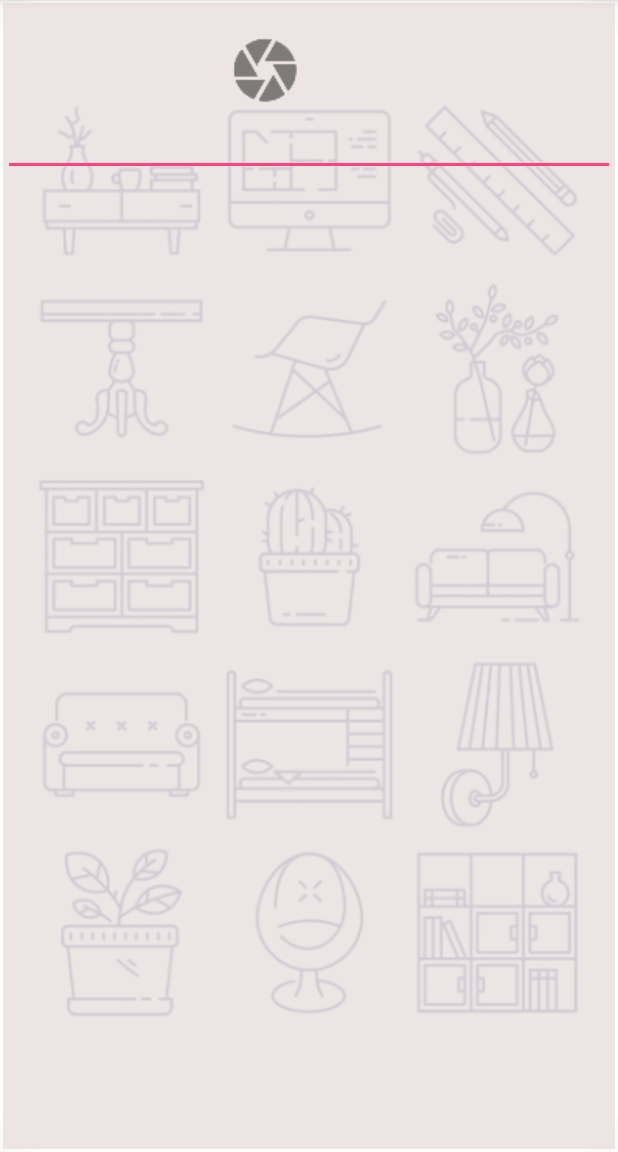
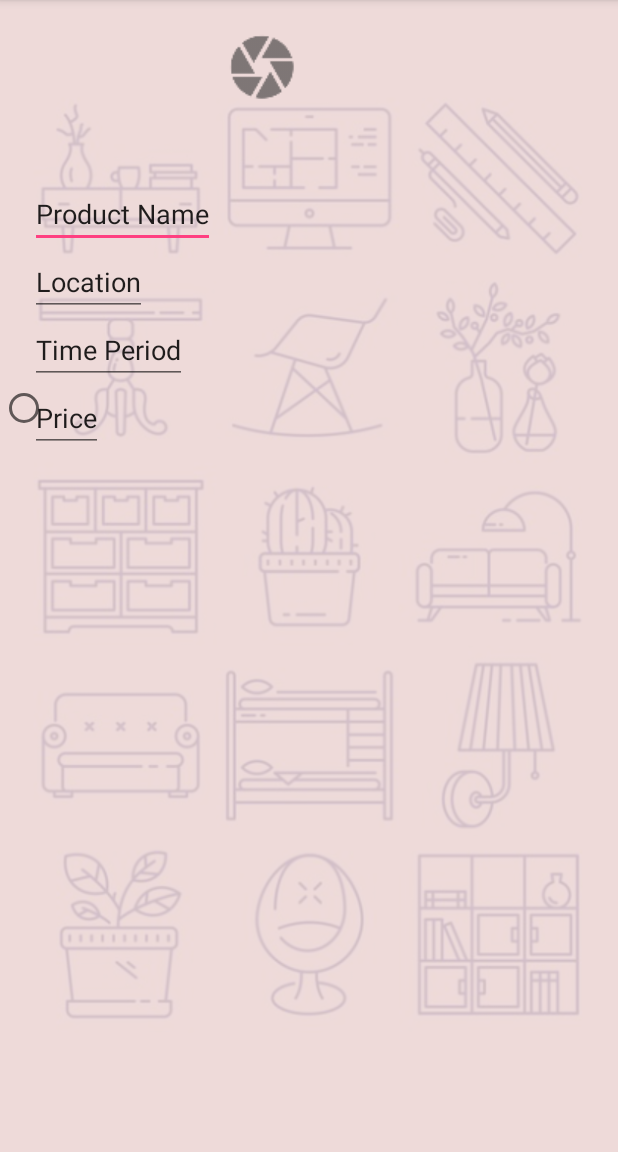
Before and after one commit to SamneetBal/MyApplication7, an Android app: the fragment RentFragment shown on its own in the app's theme, on a phone screen of 412 x 824 dp, the part 84-1236 px from its top. Run offline under Robolectric (Android 15) with nearby library versions, the phone set to English and light mode, and no system bars.

Commit message:
25 april

```diff
--- a/app/src/main/AndroidManifest.xml
+++ b/app/src/main/AndroidManifest.xml
@@ -22,7 +22,8 @@
         <activity android:name=".Phone" />
         <activity
             android:name=".Home"
-            android:label="@string/title_activity_home"></activity>
+            android:label="@string/title_activity_home" />
+        <activity android:name="com.example.admin.myapplication.startingpage"></activity>
     </application>
 
 </manifest>
--- a/app/src/main/res/layout/fragment_rent.xml
+++ b/app/src/main/res/layout/fragment_rent.xml
@@ -1,48 +1,99 @@
-<FrameLayout xmlns:android="http://schemas.android.com/apk/res/android"
+<?xml version="1.0" encoding="utf-8"?>
+<RelativeLayout xmlns:android="http://schemas.android.com/apk/res/android"
     xmlns:tools="http://schemas.android.com/tools"
     android:layout_width="match_parent"
     android:layout_height="match_parent"
-    android:background="@drawable/background2"
-    tools:context="com.example.admin.myapplication.RentFragment">
+    android:orientation="vertical">
 
     <!-- TODO: Update blank fragment layout -->
-    <TextView
-        android:layout_width="match_parent"
-        android:layout_height="match_parent"
-        android:text="i am in rent fragment" />
+
+
     <ImageView
         android:layout_width="match_parent"
         android:layout_height="match_parent"
         android:src="@drawable/layoutapp"
-        android:layout_centerInParent="true"
-        android:scaleType="centerCrop"
-        />
+        android:scaleType="centerCrop"/>
+
+
 
     <View
         android:layout_width="match_parent"
         android:layout_height="match_parent"
-        android:background="#dceae4e4"
-        />
+        android:background="#dcecd7d7"/>
+
+
     <LinearLayout
         android:layout_width="match_parent"
         android:layout_height="match_parent"
-        android:orientation="vertical"
-        >
+        android:orientation="vertical">
+
 
         <ImageView
             android:layout_width="50dp"
             android:layout_height="50dp"
+            android:id="@+id/editimage"
             android:src="@drawable/ic_rent"
             android:layout_marginLeft="150dp"
             android:layout_marginTop="20dp"
             android:onClick="camera"
             />
+
+
         <EditText
-            android:layout_width="match_parent"
-            android:layout_height="wrap_content" />
+            android:layout_width="wrap_content"
+            android:layout_height="wrap_content"
+            android:text="Product Name"
+            android:layout_marginLeft="20dp"
+            android:layout_marginTop="50dp"/>
 
+
+        <EditText
+            android:layout_width="wrap_content"
+            android:layout_height="wrap_content"
+            android:text="Location"
+            android:layout_marginLeft="20dp"/>
+
+
+        <EditText
+            android:layout_width="wrap_content"
+            android:layout_height="wrap_content"
+            android:text="Time Period"
+            android:layout_marginLeft="20dp"
+            android:id="@+id/time"/>
+
+
+
+
+
+        <RelativeLayout
+            android:layout_width="wrap_content"
+            android:layout_height="wrap_content">
+
+
+
+            <EditText
+                android:layout_width="wrap_content"
+                android:layout_height="wrap_content"
+                android:text="Price"
+                android:layout_marginLeft="20dp"
+                android:id="@+id/Price"/>
+
+
+            <RadioGroup
+                android:layout_width="wrap_content"
+                android:layout_height="wrap_content"
+                android:orientation="horizontal"
+                android:layout_toRightOf="@id/Price"
+                />
+
+            <RadioButton
+                android:layout_width="wrap_content"
+                android:layout_height="wrap_content"
+                />
+
+        </RelativeLayout>
 
 
     </LinearLayout>
 
-</FrameLayout>
+</RelativeLayout>
```
Also changed, not shown: app/src/main/java/com/example/admin/myapplication/startingpage.java (added, +13 -0 lines), app/src/main/res/layout/activity_login.xml (+18 -19 lines), app/src/main/res/layout/activity_startingpage.xml (added, +30 -0 lines), app/src/main/res/drawable/applogo.png (added), app/src/main/res/drawable/applogo1.png (added).
